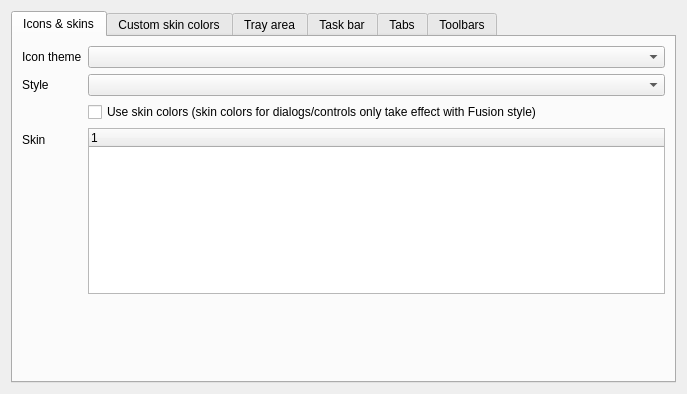
Before: the Qt Designer form src/librssguard/gui/settings/settingsgui.ui in martinrotter/rssguard, drawn with Qt 5.
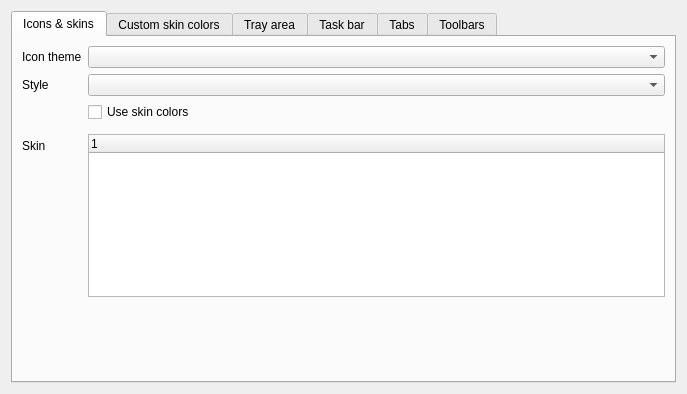
After: the same form once the commit is applied. Custom widgets are drawn as their Qt base class.

Commit message: default NO when deleting items

What changed in the file:
```diff
--- a/src/librssguard/gui/settings/settingsgui.ui
+++ b/src/librssguard/gui/settings/settingsgui.ui
@@ -53,7 +53,7 @@
        <item row="1" column="1">
         <widget class="QComboBox" name="m_cmbStyles"/>
        </item>
-       <item row="3" column="0">
+       <item row="4" column="0">
         <widget class="QLabel" name="m_lblSkin">
          <property name="text">
           <string>Skin</string>
@@ -63,7 +63,7 @@
          </property>
         </widget>
        </item>
-       <item row="3" column="1">
+       <item row="4" column="1">
         <widget class="QTreeWidget" name="m_treeSkins">
          <property name="iconSize">
           <size>
@@ -93,7 +93,7 @@
          </column>
         </widget>
        </item>
-       <item row="4" column="0" colspan="2">
+       <item row="5" column="0" colspan="2">
         <spacer name="verticalSpacer">
          <property name="orientation">
           <enum>Qt::Orientation::Vertical</enum>
@@ -109,10 +109,13 @@
        <item row="2" column="1">
         <widget class="QCheckBox" name="m_checkForceAlternativePalette">
          <property name="text">
-          <string>Use skin colors (skin colors for dialogs/controls only take effect with Fusion style)</string>
+          <string>Use skin colors</string>
          </property>
         </widget>
        </item>
+       <item row="3" column="1">
+        <widget class="HelpSpoiler" name="m_helpSkinColors" native="true"/>
+       </item>
       </layout>
      </widget>
      <widget class="QWidget" name="m_tabCustomSkinColors">
```
The commit also changes 2 other files.
